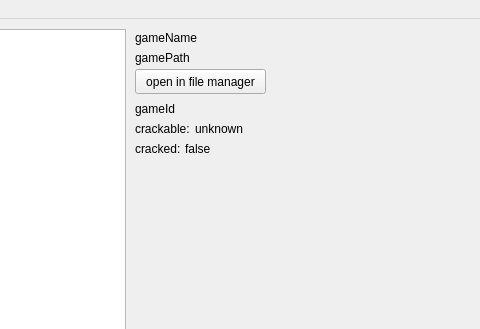
ponyfan88/qt-project, file mainwindow.ui: the form before one commit; both pictures show x 145 to 625 and y 0 to 329 of the 800 by 600 pixel window.
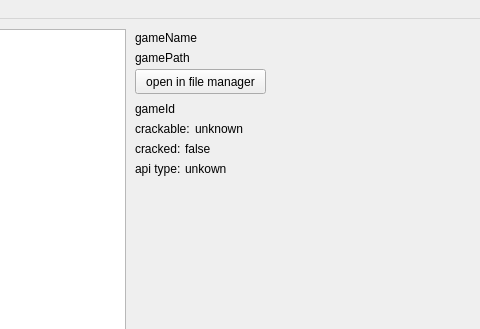
The form after the commit.

Commit message: api status and working "open file"

What changed in the file:
```diff
--- a/mainwindow.ui
+++ b/mainwindow.ui
@@ -128,6 +128,32 @@
      <string>false</string>
     </property>
    </widget>
+   <widget class="QLabel" name="apiLabel">
+    <property name="geometry">
+     <rect>
+      <x>280</x>
+      <y>140</y>
+      <width>51</width>
+      <height>20</height>
+     </rect>
+    </property>
+    <property name="text">
+     <string>api type:</string>
+    </property>
+   </widget>
+   <widget class="QLabel" name="apiStatus">
+    <property name="geometry">
+     <rect>
+      <x>330</x>
+      <y>140</y>
+      <width>161</width>
+      <height>20</height>
+     </rect>
+    </property>
+    <property name="text">
+     <string>unkown</string>
+    </property>
+   </widget>
   </widget>
   <widget class="QMenuBar" name="menubar">
    <property name="geometry">
```
The commit also changes 1 other file.
